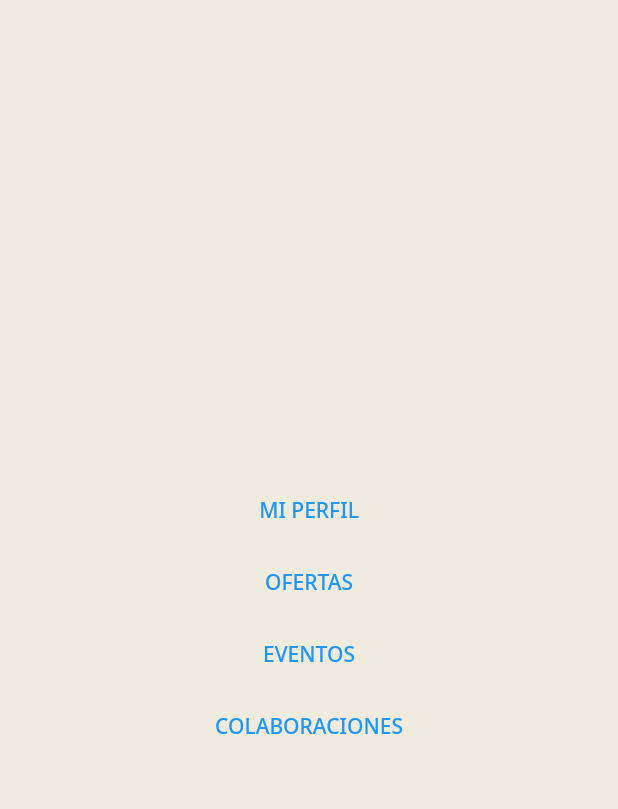
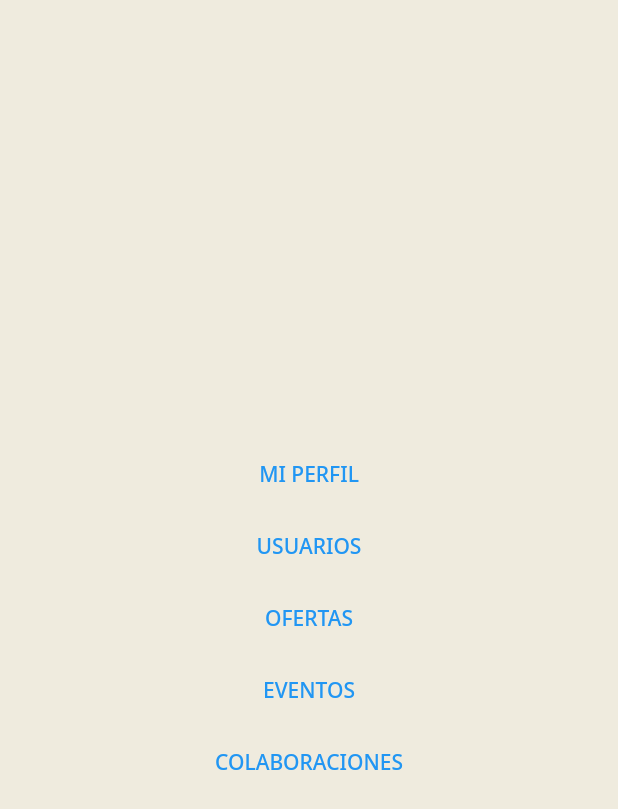
Before and after one commit to Ricardo-MT/egresadoapp, a Flutter app: the screen it shows after launch, after a tap on "ENTRAR", on a phone screen of 412 x 824 dp. Shown: the top 809 px of the screen. Run offline on Flutter 3.47's test engine with Material 2 defaults, Android fonts, the phone set to English and light mode, and no system bars; our stand-ins replace email_validator, fluro, flutter_spinkit, flutter_svg, google_fonts, lottie and 3 more; missing offline and left inert: shared_preferences_web.

Commit message:
Pantalla de usuarios

```diff
--- a/lib/pages/inicio/home.dart
+++ b/lib/pages/inicio/home.dart
@@ -19,6 +19,11 @@ class HomePage extends StatelessWidget {
                 child: const Text("MI PERFIL")),
             TextButton(
                 onPressed: () {
+                  Navigator.of(context).pushNamed(Routes.users);
+                },
+                child: const Text("USUARIOS")),
+            TextButton(
+                onPressed: () {
                   Navigator.of(context).pushNamed(Routes.offers);
                 },
                 child: const Text("OFERTAS")),
--- a/lib/router/router.dart
+++ b/lib/router/router.dart
@@ -19,6 +19,7 @@ import 'package:egresadoapp/pages/politica/privacy.dart';
 import 'package:egresadoapp/pages/politica/terms.dart';
 import 'package:egresadoapp/pages/usuario/usuario_detalle.dart';
 import 'package:egresadoapp/pages/usuario/usuario_editar.dart';
+import 'package:egresadoapp/pages/usuario/usuarios.dart';
 import 'package:fluro/fluro.dart';
 import 'package:flutter/material.dart';
 
@@ -57,6 +58,7 @@ class Routes {
   static String collaborationDetail = "/ver_colaboracion:id";
 
   // USUARIO
+  static String users = "/users";
   static String userProfile = "/profile:id";
   static String userProfileEdit = "/profileEdit:id";
 
@@ -126,6 +128,8 @@ class MuiRouter {
         transitionType: _getTransitionType());
 
     // USUARIO
+    router.define(Routes.users,
+        handler: MuiHandlers._users, transitionType: _getTransitionType());
     router.define(Routes.userProfile,
         handler: MuiHandlers._userProfile,
         transitionType: _getTransitionType());
@@ -221,6 +225,9 @@ class MuiHandlers {
   }));
 
   // USUARIO
+  static final Handler _users = Handler(handlerFunc: ((context, parameters) {
+    return const UsuariosPage();
+  }));
   static final Handler _userProfile =
       Handler(handlerFunc: ((context, parameters) {
     return const UsuarioDetalle();
```
Also changed, not shown: lib/pages/usuario/usuarios.dart (added, +31 -0 lines).
